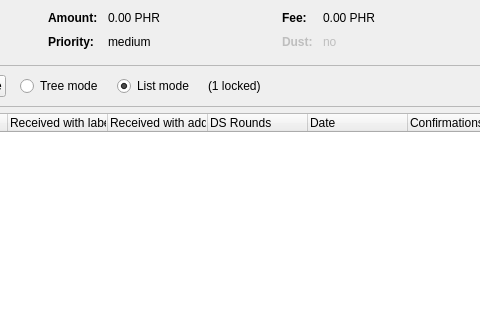
Qt form src/qt/forms/coincontroldialog.ui (phoreproject/Phore-old) before a commit; both pictures show x 204 to 684 and y 0 to 320 of the 954 by 500 pixel window.
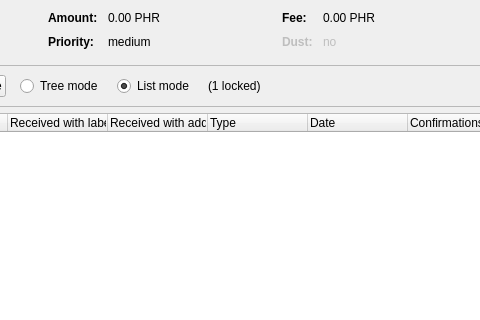
The same form after that commit. Custom widgets are drawn as their Qt base class.

The edit to the form file:
```diff
--- a/src/qt/forms/coincontroldialog.ui
+++ b/src/qt/forms/coincontroldialog.ui
@@ -477,7 +477,7 @@
      </column>
      <column>
       <property name="text">
-       <string>DS Rounds</string>
+	<string>Type</string>
       </property>
      </column>
      <column>
```
Left out of the diff: 2 changed lines with no effect on the pictures.
